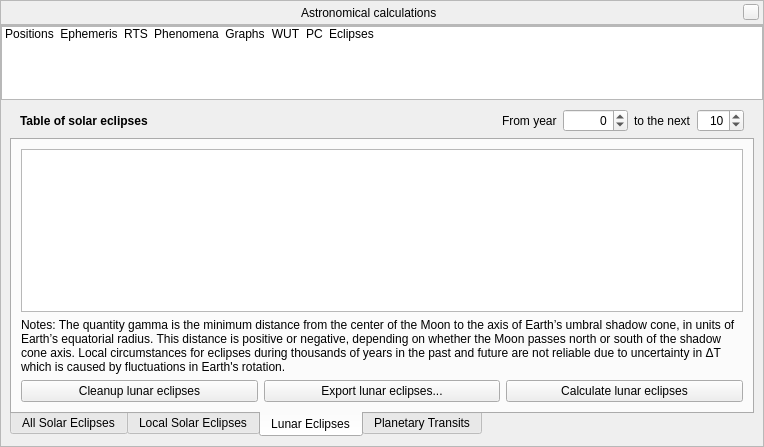
This is src/gui/astroCalcDialog.ui in Stellarium/stellarium as Qt 5 draws it before an edit. The edited form follows.
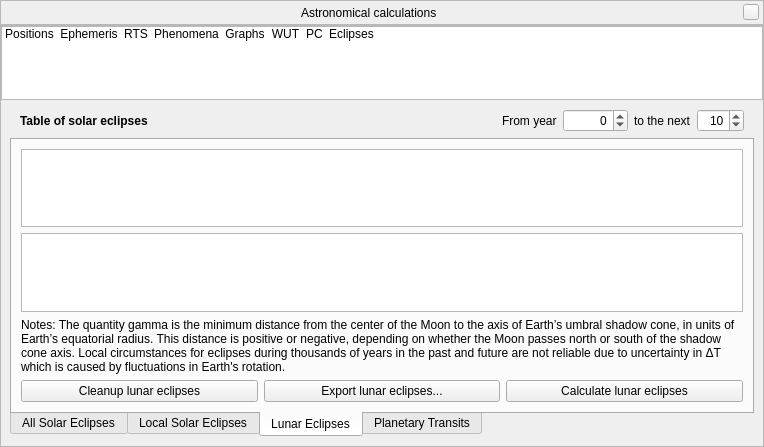
This is the edited form. The open tabs and pages were chosen to show the change. Icons and pictures are not drawn. Custom widgets are drawn as their Qt base class.

Commit message: lunar eclipse contacts

```diff
--- a/src/gui/astroCalcDialog.ui
+++ b/src/gui/astroCalcDialog.ui
@@ -2733,7 +2733,32 @@
                 </attribute>
                </widget>
               </item>
-              <item row="2" column="0">
+              <item row="2" column="0" alignment="Qt::AlignBottom">
+                <widget class="QTreeWidget" name="lunareclipsecontactsTreeWidget">
+                <property name="rootIsDecorated">
+                 <bool>false</bool>
+                </property>
+                <property name="uniformRowHeights">
+                 <bool>true</bool>
+                </property>
+                <property name="itemsExpandable">
+                 <bool>false</bool>
+                </property>
+                <property name="sortingEnabled">
+                 <bool>false</bool>
+                </property>
+                <property name="expandsOnDoubleClick">
+                 <bool>false</bool>
+                </property>
+                <property name="columnCount">
+                 <number>0</number>
+                </property>
+                <attribute name="headerShowSortIndicator" stdset="0">
+                 <bool>true</bool>
+                </attribute>
+               </widget>
+              </item>
+              <item row="3" column="0">
                <widget class="QLabel" name="gammaNoteLabel">
                 <property name="text">
                  <string>Notes: The quantity gamma is the minimum distance from the center of the Moon to the axis of Earth’s umbral shadow cone, in units of Earth’s equatorial radius. This distance is positive or negative, depending on whether the Moon passes north or south of the shadow cone axis. Local circumstances for eclipses during thousands of years in the past and future are not reliable due to uncertainty in ΔT which is caused by fluctuations in Earth's rotation.</string>
@@ -2743,7 +2768,7 @@
                 </property>
                </widget>
               </item>
-              <item row="3" column="0">
+              <item row="4" column="0">
                <layout class="QHBoxLayout" name="horizontalLayout_39">
                 <item>
                  <widget class="QPushButton" name="lunareclipsesCleanupButton">
```
The commit also changes 2 other files.
